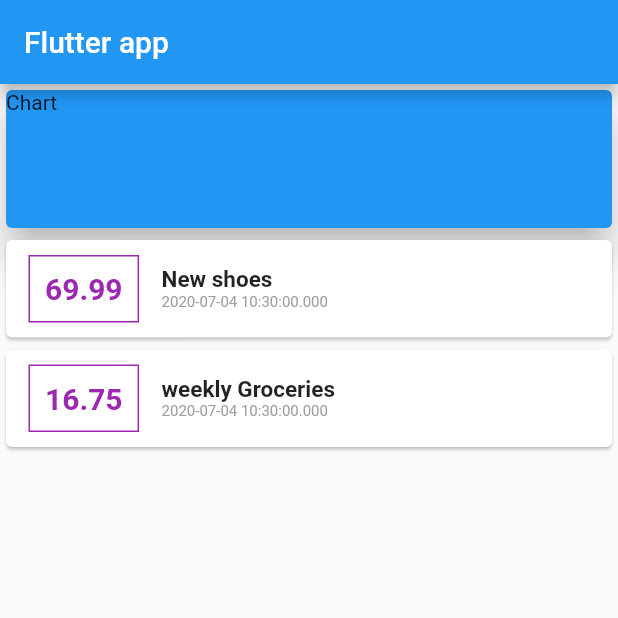
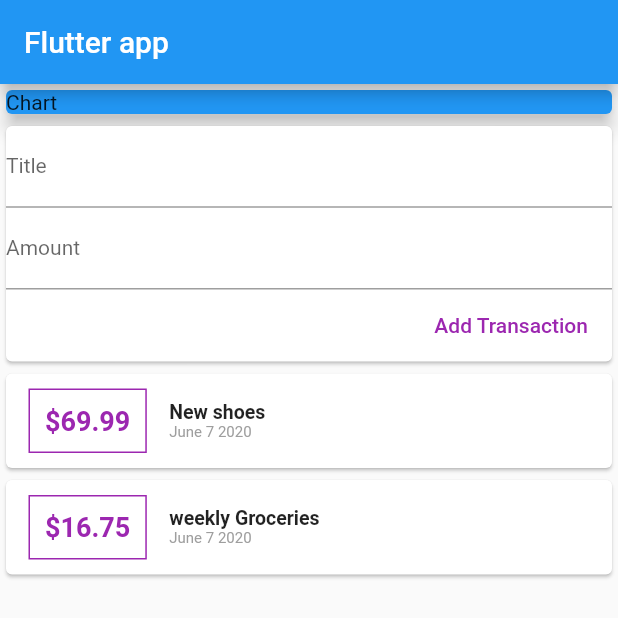
Before and after one commit to Adona12/Expense_Planner, a Flutter app: the screen it shows after launch, on a phone screen of 412 x 824 dp, the top half of it. Run offline on Flutter 3.47's test engine with Material 2 defaults, Android fonts, the phone set to English and light mode, and no system bars.

Commit message:
spliited the widgets into new_transacton, transactionList and user_transaction

```diff
--- a/lib/main.dart
+++ b/lib/main.dart
@@ -1,6 +1,9 @@
+
+import './widgets/user_transactions.dart';
 import 'package:flutter/cupertino.dart';
 import 'package:flutter/material.dart';
-import './transaction.dart';
+
+import './model/transaction.dart';
 
 void main() => runApp(MyApp());
 
@@ -15,15 +18,6 @@ class MyApp extends StatelessWidget {
 }
 
 class MyHomePage extends StatelessWidget {
-  final List<Transaction> transactions = [
-    Transaction(
-        id: "t1", amount: 69.99, title: "New shoes", date: DateTime.now()),
-    Transaction(
-        id: "t2",
-        amount: 16.75,
-        title: "weekly Groceries",
-        date: DateTime.now()),
-  ];
   @override
   Widget build(BuildContext context) {
     return Scaffold(
@@ -31,67 +25,19 @@ class MyHomePage extends StatelessWidget {
         title: Text("Flutter app"),
       ),
       body: Column(
+        crossAxisAlignment: CrossAxisAlignment.stretch,
         children: <Widget>[
           Container(
-            height: 100,
-            width: double.infinity,
             child: Card(
-              elevation: 10,
+              elevation: 5,
               color: Colors.blue,
               child: Text(
                 "Chart",
               ),
             ),
           ),
-          Column(
-            children: transactions.map((transaction) {
-              return Card(
-                child: Row(
-                  children: <Widget>[
-                    Container(
-                      child: Text(
-                        transaction.amount.toString(),
-                        style: TextStyle(
-                          color: Colors.purple,
-                          fontWeight: FontWeight.bold,
-                          fontSize: 20,
-                        ),
-                      ),
-                      margin: EdgeInsets.symmetric(
-                        vertical: 10,
-                        horizontal: 15,
-                      ),
-                      decoration: BoxDecoration(
-                        border: Border.all(
-                          color: Colors.purple,
-                        ),
-                      ),
-                      padding: EdgeInsets.all(10),
-                    ),
-                    Column(
-                      crossAxisAlignment: CrossAxisAlignment.start,
-                      children: <Widget>[
-                        Text(
-                          transaction.title,
-                          style: TextStyle(
-                            fontWeight: FontWeight.bold,
-                            fontSize: 15,
-                          ),
-                        ),
-                        Text(
-                          transaction.date.toString(),
-                          style: TextStyle(
-                            color: Colors.grey,
-                            fontSize: 10,
-                          ),
-                        ),
-                      ],
-                    )
-                  ],
-                ),
-              );
-            }).toList(),
-          )
+
+         UserTranasactions(),
         ],
       ),
     );
--- /dev/null
+++ b/lib/widgets/new_transactions.dart
@@ -0,0 +1,42 @@
+import 'package:flutter/material.dart';
+
+class NewTransaction extends StatelessWidget {
+  final titleController = TextEditingController();
+  final amountController = TextEditingController();
+  @override
+  Widget build(BuildContext context) {
+    return Card(
+      child: Column(
+        crossAxisAlignment: CrossAxisAlignment.end,
+        children: <Widget>[
+          TextField(
+            decoration: InputDecoration(
+              labelText: "Title",
+            ),
+            style: TextStyle(
+              fontSize: 14,
+            ),
+            controller: titleController,
+          ),
+          TextField(
+            decoration: InputDecoration(
+              labelText: "Amount",
+            ),
+            style: TextStyle(
+              fontSize: 14,
+            ),
+            controller: amountController,
+          ),
+          FlatButton(
+            child: Text("Add Transaction"),
+            textColor: Colors.purple,
+            onPressed: () {
+              print(titleController.text);
+              print(amountController.text);
+            },
+          ),
+        ],
+      ),
+    );
+  }
+}
--- /dev/null
+++ b/lib/widgets/transaction_list.dart
@@ -0,0 +1,62 @@
+import '../model/transaction.dart';
+import 'package:flutter/material.dart';
+
+
+
+class TransactionList extends StatelessWidget{
+  final List<Transaction> transactions;
+TransactionList(this.transactions);
+
+  @override
+  Widget build(BuildContext context) {
+    return Column(
+      children: transactions.map((transaction) {
+        return Card(
+          child: Row(
+            children: <Widget>[
+              Container(
+                child: Text(
+                  '\$${transaction.amount}',
+                  style: TextStyle(
+                    color: Colors.purple,
+                    fontWeight: FontWeight.bold,
+                    fontSize: 18,
+                  ),
+                ),
+                margin: EdgeInsets.symmetric(
+                  vertical: 10,
+                  horizontal: 15,
+                ),
+                decoration: BoxDecoration(
+                  border: Border.all(
+                    color: Colors.purple,
+                  ),
+                ),
+                padding: EdgeInsets.all(10),
+              ),
+              Column(
+                crossAxisAlignment: CrossAxisAlignment.start,
+                children: <Widget>[
+                  Text(
+                    transaction.title,
+                    style: TextStyle(
+                      fontWeight: FontWeight.bold,
+                      fontSize: 13,
+                    ),
+                  ),
+                  Text(
+                    "June 7 2020",
+                    style: TextStyle(
+                      color: Colors.grey,
+                      fontSize: 10,
+                    ),
+                  ),
+                ],
+              )
+            ],
+          ),
+        );
+      }).toList(),
+    );
+  }
+}
--- /dev/null
+++ b/lib/widgets/user_transactions.dart
@@ -0,0 +1,29 @@
+import 'package:flutter/material.dart';
+
+import '../model/transaction.dart';
+import './new_transactions.dart';
+import './transaction_list.dart';
+
+class UserTranasactions extends StatefulWidget {
+  @override
+  _UserTranasactionsState createState() => _UserTranasactionsState();
+}
+
+class _UserTranasactionsState extends State<UserTranasactions> {
+  final List<Transaction> _userTransactions = [
+    Transaction(
+        id: "t1", amount: 69.99, title: "New shoes", date: DateTime.now()),
+    Transaction(
+        id: "t2",
+        amount: 16.75,
+        title: "weekly Groceries",
+        date: DateTime.now()),
+  ];
+  @override
+  Widget build(BuildContext context) {
+    return Column(children: <Widget>[
+      NewTransaction(),
+      TransactionList(_userTransactions),
+    ],);
+  }
+}
--- a/pubspec.yaml
+++ b/pubspec.yaml
@@ -19,7 +19,6 @@ environment:
 dependencies:
   flutter:
     sdk: flutter
-
   # The following adds the Cupertino Icons font to your application.
   # Use with the CupertinoIcons class for iOS style icons.
   cupertino_icons: ^0.1.2
```
Also changed, not shown: lib/model/transaction.dart (renamed from lib/transaction.dart).
